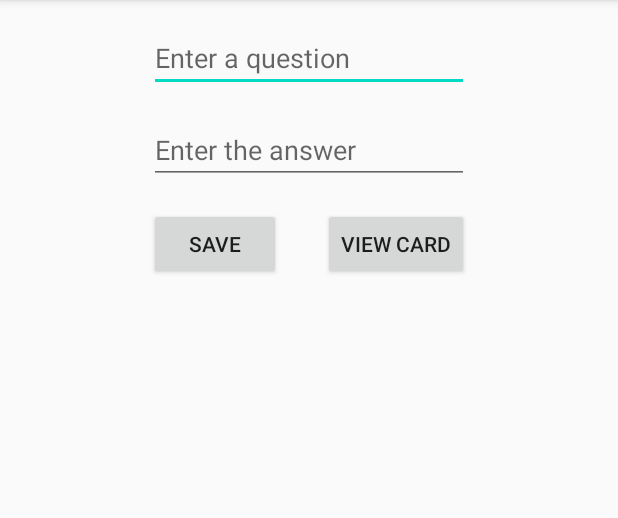
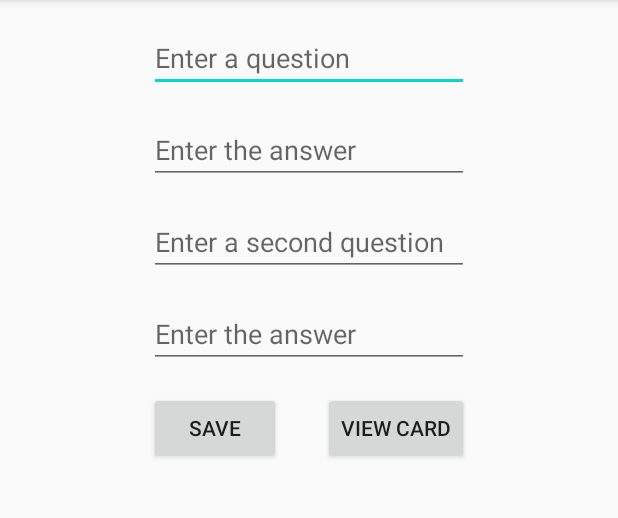
Before and after one commit to TacoMoney03/FlashCardsAnimationTesting, an Android app: the screen it shows after launch (MainActivity), on a phone screen of 412 x 824 dp, the part 84-602 px from its top. Run offline under Robolectric (Android 15) with nearby library versions, the phone set to English and light mode, and no system bars.

Commit message:
add second card, add lots of comments

```diff
--- a/app/src/main/java/com/example/flashcardsv2/MainActivity.java
+++ b/app/src/main/java/com/example/flashcardsv2/MainActivity.java
@@ -12,30 +12,47 @@ import android.widget.Toast;
 
 public class MainActivity extends AppCompatActivity {
 
+    // declare variables for preferences, logging, strings, and text views
     public static final String QUESTION = "com.example.flashcardsv2.QUESTION";
     public static final String ANSWER = "com.example.flashcardsv2.ANSWER";
+    public static final String QUESTION2 = "com.example.flashcardsv2.QUESTION2";
+    public static final String ANSWER2 = "com.example.flashcardsv2.ANSWER2";
     private static final String TAG = "MainActivity";
     private static final String mypreference = "mypref";
     private static final String question = "saveQuestion";
     private static final String answer = "saveAnswer";
+    private static final String question2 = "saveQuestion2";
+    private static final String answer2 = "saveAnswer2";
     private String q;
     private String a;
+    private String q2;
+    private String a2;
     EditText flashcardQuestion;
     EditText flashcardAnswer;
+    EditText flashcardQuestion2;
+    EditText flashcardAnswer2;
 
     @Override
     protected void onCreate(Bundle savedInstanceState) {
         super.onCreate(savedInstanceState);
         setContentView(R.layout.activity_main);
+        // grab the 4 views by ID on create - keeps later methods cleaner
         flashcardQuestion = findViewById(R.id.question);
         flashcardAnswer = findViewById(R.id.answer);
+        flashcardQuestion2 = findViewById(R.id.question2);
+        flashcardAnswer2 = findViewById(R.id.answer2);
     }
 
+    // method for save button on main activity
     public void saveCard (View view) {
+        // open a shared preferences editor
         SharedPreferences sharedpreferences = getSharedPreferences(mypreference, Context.MODE_PRIVATE);
         SharedPreferences.Editor editor = sharedpreferences.edit();
+        // put the data from all 4 edit views into the shared preferences
         editor.putString(question, q);
         editor.putString(answer, a);
+        editor.putString(question2, q2);
+        editor.putString(answer2, a2);
         editor.commit();
 
         //Create a Toast
@@ -44,10 +61,15 @@ public class MainActivity extends AppCompatActivity {
         toast.show();
     }
 
+    // method to call next activity to view flashcards
     public void viewCard(View view) {
+        // create the intent
         Intent intent = new Intent (this, Flashcard.class);
+        // pass all 4 strings into the intent
         intent.putExtra(ANSWER, flashcardAnswer.getText().toString());
         intent.putExtra(QUESTION, flashcardQuestion.getText().toString());
+        intent.putExtra(ANSWER2, flashcardAnswer2.getText().toString());
+        intent.putExtra(QUESTION2, flashcardQuestion2.getText().toString());
         startActivity(intent);
     }
 
--- a/app/src/main/res/layout/activity_main.xml
+++ b/app/src/main/res/layout/activity_main.xml
@@ -37,8 +37,8 @@
         android:layout_marginTop="16dp"
         android:onClick="saveCard"
         android:text="Save"
-        app:layout_constraintStart_toStartOf="@+id/answer"
-        app:layout_constraintTop_toBottomOf="@+id/answer" />
+        app:layout_constraintStart_toStartOf="@+id/answer2"
+        app:layout_constraintTop_toBottomOf="@+id/answer2" />
 
     <Button
         android:id="@+id/view"
@@ -47,6 +47,31 @@
         android:layout_marginTop="16dp"
         android:onClick="viewCard"
         android:text="View Card"
-        app:layout_constraintEnd_toEndOf="@+id/answer"
+        app:layout_constraintEnd_toEndOf="@+id/answer2"
+        app:layout_constraintTop_toBottomOf="@+id/answer2" />
+
+    <EditText
+        android:id="@+id/question2"
+        android:layout_width="wrap_content"
+        android:layout_height="wrap_content"
+        android:layout_marginTop="16dp"
+        android:ems="10"
+        android:hint="Enter a second question"
+        android:inputType="textPersonName"
+        app:layout_constraintEnd_toEndOf="parent"
+        app:layout_constraintStart_toStartOf="parent"
         app:layout_constraintTop_toBottomOf="@+id/answer" />
+
+    <EditText
+        android:id="@+id/answer2"
+        android:layout_width="wrap_content"
+        android:layout_height="wrap_content"
+        android:layout_marginTop="16dp"
+        android:ems="10"
+        android:hint="Enter the answer"
+        android:inputType="textPersonName"
+        app:layout_constraintEnd_toEndOf="parent"
+        app:layout_constraintStart_toStartOf="parent"
+        app:layout_constraintTop_toBottomOf="@+id/question2" />
+
 </androidx.constraintlayout.widget.ConstraintLayout>
```
Also changed, not shown: app/src/main/java/com/example/flashcardsv2/Flashcard.java (+64 -5 lines), app/src/main/res/layout/activity_flashcard.xml (+53 -0 lines).
